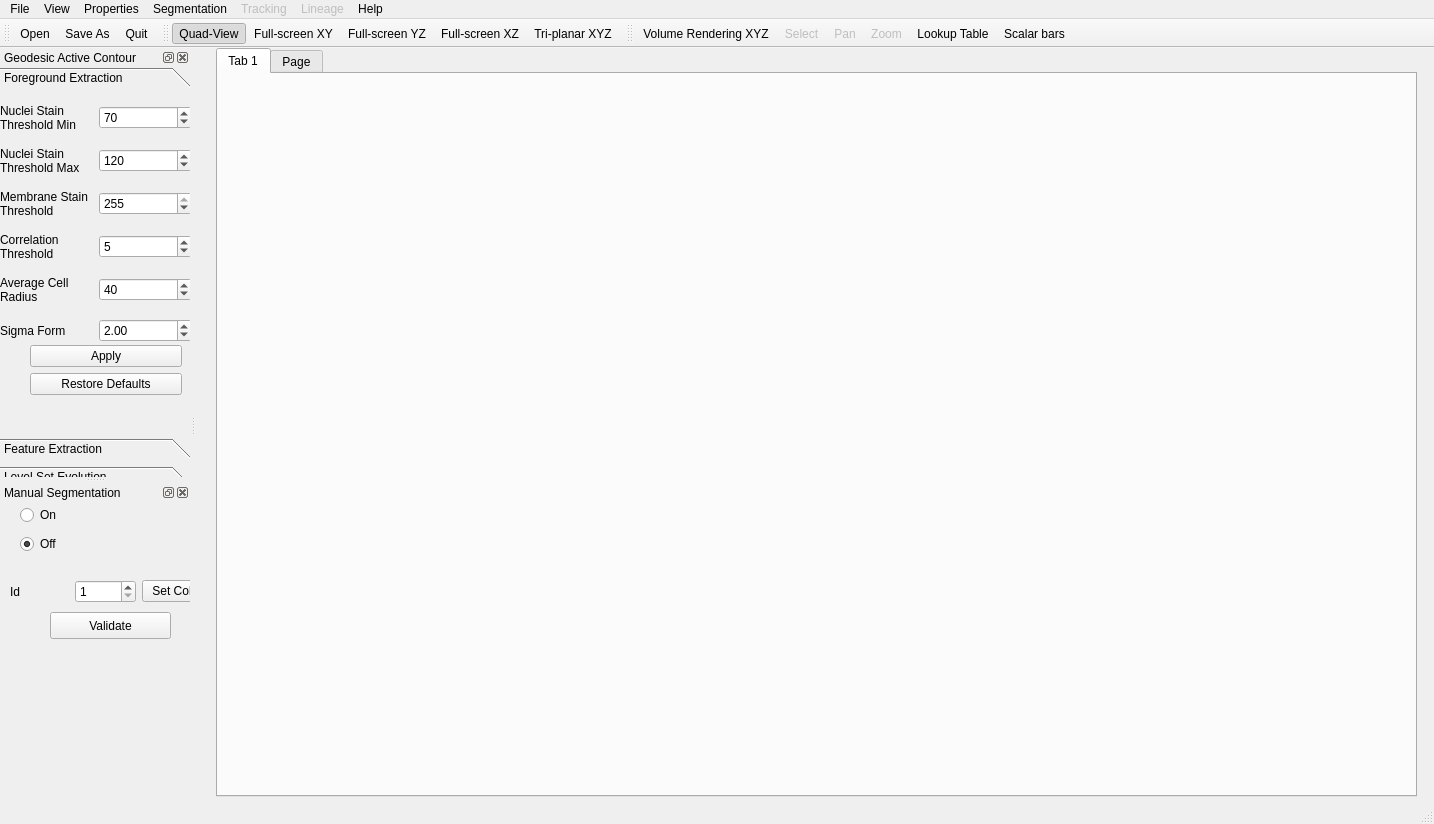
Old version of the form trunk/go.ui in the repository gofigure2/GoFigure2.
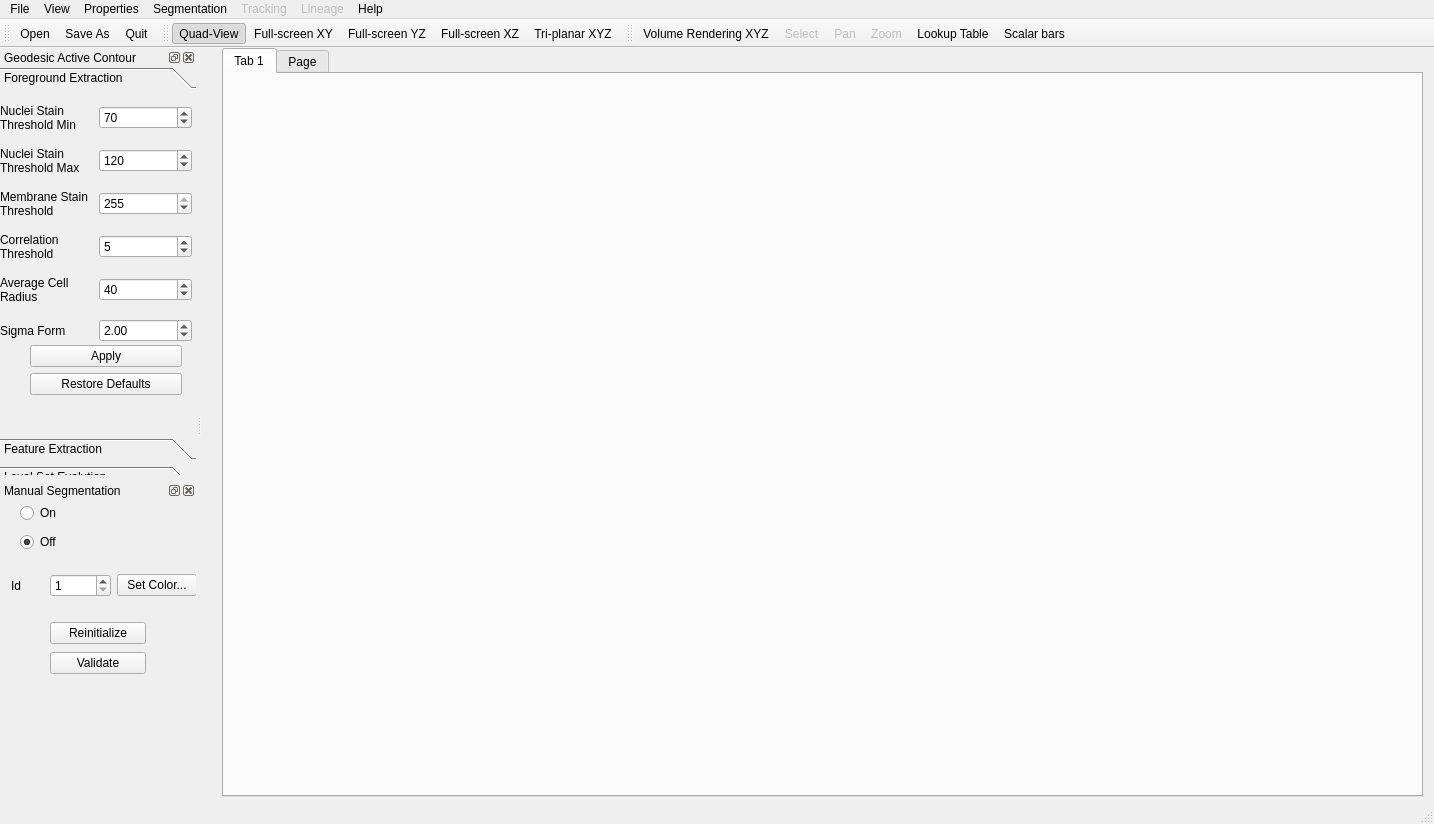
New version of the form. Icons and pictures are not drawn.

Commit message: Reinitialize push button for tracer

What changed in the file:
```diff
--- a/trunk/go.ui
+++ b/trunk/go.ui
@@ -185,14 +185,14 @@
    </property>
    <property name="minimumSize" >
     <size>
-     <width>190</width>
-     <height>90</height>
+     <width>196</width>
+     <height>93</height>
     </size>
    </property>
    <property name="maximumSize" >
     <size>
-     <width>293</width>
-     <height>575</height>
+     <width>299</width>
+     <height>578</height>
     </size>
    </property>
    <property name="floating" >
@@ -811,8 +811,8 @@
   <widget class="QDockWidget" name="ManualSegmentationDockWidget" >
    <property name="minimumSize" >
     <size>
-     <width>190</width>
-     <height>67</height>
+     <width>196</width>
+     <height>70</height>
     </size>
    </property>
    <property name="windowTitle" >
@@ -825,10 +825,65 @@
     <widget class="QWidget" name="layoutWidget" >
      <property name="geometry" >
       <rect>
-       <x>10</x>
-       <y>70</y>
-       <width>212</width>
-       <height>39</height>
+       <x>20</x>
+       <y>0</y>
+       <width>49</width>
+       <height>56</height>
+      </rect>
+     </property>
+     <layout class="QVBoxLayout" name="verticalLayout_4" >
+      <item>
+       <widget class="QRadioButton" name="ManualSegmentationOnRadioBtn" >
+        <property name="text" >
+         <string>On</string>
+        </property>
+       </widget>
+      </item>
+      <item>
+       <widget class="QRadioButton" name="ManualSegmentationOffRadioBtn" >
+        <property name="text" >
+         <string>Off</string>
+        </property>
+        <property name="checked" >
+         <bool>true</bool>
+        </property>
+       </widget>
+      </item>
+     </layout>
+    </widget>
+    <widget class="QWidget" name="" >
+     <property name="geometry" >
+      <rect>
+       <x>50</x>
+       <y>120</y>
+       <width>96</width>
+       <height>58</height>
+      </rect>
+     </property>
+     <layout class="QVBoxLayout" name="verticalLayout_5" >
+      <item>
+       <widget class="QPushButton" name="TracerReinitializeBtn" >
+        <property name="text" >
+         <string>Reinitialize</string>
+        </property>
+       </widget>
+      </item>
+      <item>
+       <widget class="QPushButton" name="TracerValidationBtn" >
+        <property name="text" >
+         <string>Validate</string>
+        </property>
+       </widget>
+      </item>
+     </layout>
+    </widget>
+    <widget class="QWidget" name="" >
+     <property name="geometry" >
+      <rect>
+       <x>11</x>
+       <y>71</y>
+       <width>186</width>
+       <height>29</height>
       </rect>
      </property>
      <layout class="QHBoxLayout" name="horizontalLayout_16" >
@@ -864,48 +919,6 @@
       </item>
      </layout>
     </widget>
-    <widget class="QPushButton" name="TracerValidationBtn" >
-     <property name="geometry" >
-      <rect>
-       <x>50</x>
-       <y>110</y>
-       <width>121</width>
-       <height>27</height>
-      </rect>
-     </property>
-     <property name="text" >
-      <string>Validate</string>
-     </property>
-    </widget>
-    <widget class="QWidget" name="layoutWidget" >
-     <property name="geometry" >
-      <rect>
-       <x>20</x>
-       <y>0</y>
-       <width>49</width>
-       <height>56</height>
-      </rect>
-     </property>
-     <layout class="QVBoxLayout" name="verticalLayout_4" >
-      <item>
-       <widget class="QRadioButton" name="ManualSegmentationOnRadioBtn" >
-        <property name="text" >
-         <string>On</string>
-        </property>
-       </widget>
-      </item>
-      <item>
-       <widget class="QRadioButton" name="ManualSegmentationOffRadioBtn" >
-        <property name="text" >
-         <string>Off</string>
-        </property>
-        <property name="checked" >
-         <bool>true</bool>
-        </property>
-       </widget>
-      </item>
-     </layout>
-    </widget>
    </widget>
   </widget>
   <widget class="QToolBar" name="toolBar" >
```
The commit also changes 2 other files.
